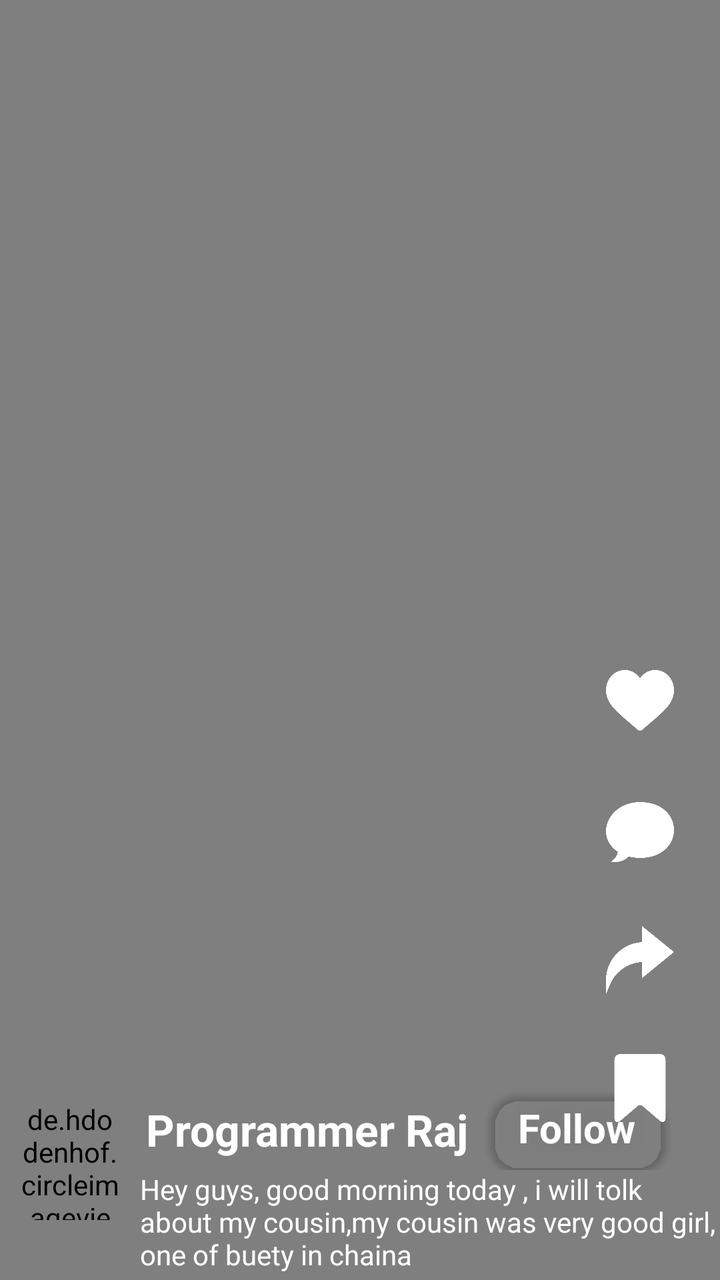
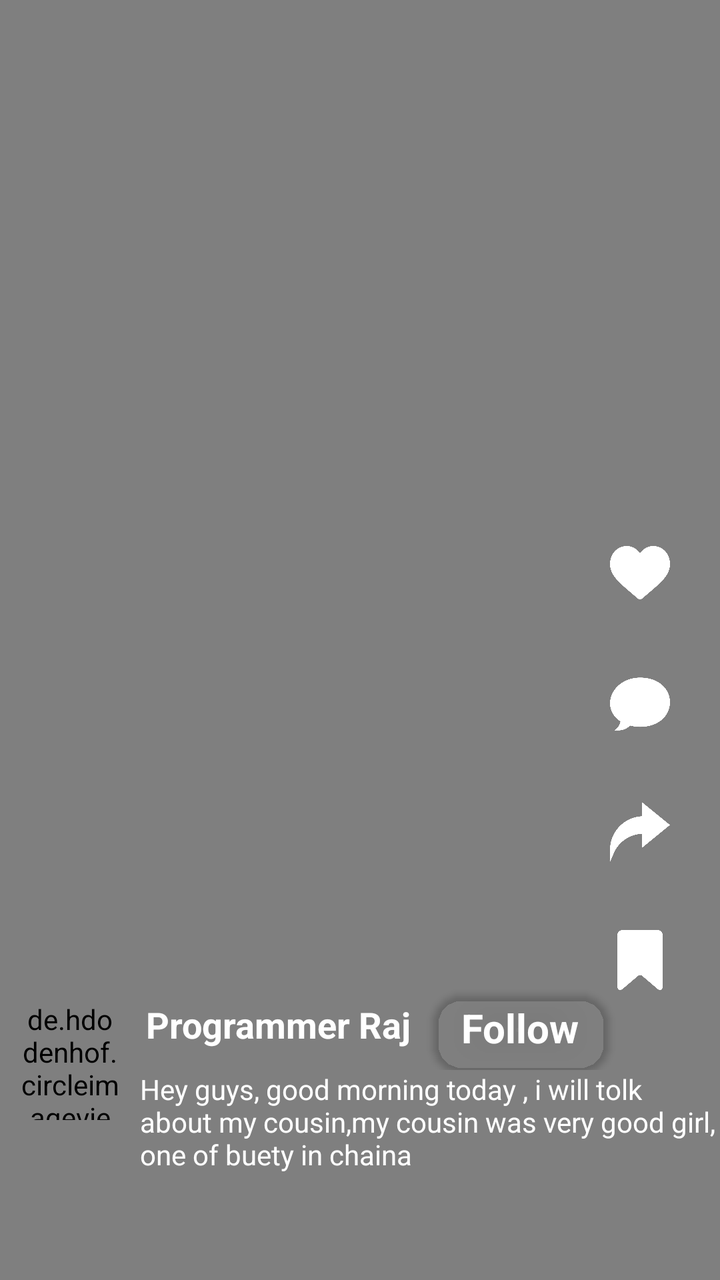

Screens rendered from an Android XML layout before and after an edit, with the pre-edit source and the edit as a unified diff.
<!-- AndroidManifest.xml: application theme Theme.ViewPager -->
<!-- res/layout/each_video.xml -->
<?xml version="1.0" encoding="utf-8"?>
<RelativeLayout xmlns:android="http://schemas.android.com/apk/res/android"
    xmlns:app="http://schemas.android.com/apk/res-auto"
    xmlns:tools="http://schemas.android.com/tools"
    android:layout_width="match_parent"
    android:orientation="vertical"
    android:layout_height="match_parent"
    >

    <VideoView
        android:layout_alignParentStart="true"
        android:id="@+id/videoView"
        android:layout_width="match_parent"
        android:layout_height="match_parent"
         />



    <LinearLayout
        android:layout_width="match_parent"
        android:layout_height="100dp"
        android:layout_alignParentBottom="true"
        android:orientation="horizontal">

        <LinearLayout
            android:layout_width="70dp"
            android:layout_height="match_parent"
            android:orientation="vertical"
            >

            <de.hdodenhof.circleimageview.CircleImageView
                android:layout_width="70dp"
                android:padding="10dp"
                android:layout_height="80dp"
                android:src="@drawable/raj" />

        </LinearLayout>

        <LinearLayout
            android:layout_width="match_parent"
            android:orientation="vertical"
            android:layout_height="match_parent">
            <LinearLayout
                android:layout_width="match_parent"
                android:layout_height="wrap_content"
                android:orientation="horizontal"
                >

                <TextView
                    android:layout_width="wrap_content"
                    android:layout_height="wrap_content"
                    android:layout_marginStart="3dp"
                    android:layout_marginTop="10dp"
                    android:text="Programmer Raj"
                    android:textColor="@color/white"
                    android:textSize="22dp"
                    android:textStyle="bold" />

                <androidx.cardview.widget.CardView
                    android:id="@+id/follow_Card"
                    android:clickable="true"
                    android:foreground="?attr/selectableItemBackground"
                    android:layout_width="wrap_content"
                    android:layout_height="40dp"
                    android:layout_marginStart="10dp"
                    android:layout_marginTop="5dp"
                    android:backgroundTint="@android:color/transparent"
                    app:cardCornerRadius="15dp"
                    >
                    <LinearLayout
                        android:layout_marginStart="15dp"
                        android:layout_marginEnd="15dp"
                        android:layout_gravity="center"
                        android:gravity="center"
                        android:layout_marginTop="5dp"
                        android:layout_marginBottom="4dp"
                        android:layout_width="wrap_content"
                        android:layout_height="match_parent"
                        >
                        <TextView
                            android:id="@+id/tvFollow"
                            android:layout_width="match_parent"
                            android:layout_height="match_parent"
                            android:text="Follow"
                            android:textSize="20dp"
                            android:textStyle="bold"
                            android:textColor="@color/white"
                            />

                    </LinearLayout>


                </androidx.cardview.widget.CardView>

            </LinearLayout>

           <TextView
               android:layout_width="match_parent"
               android:layout_height="wrap_content"
               android:lines="3"
               android:textColor="@color/white"
               android:text="Hey guys, good morning today ,
i will tolk about my cousin,my cousin was very good girl,
 one of buety in chaina"
               android:ellipsize="end"/>
        </LinearLayout>

    </LinearLayout>

    <LinearLayout
        android:layout_alignParentRight="true"
        android:layout_width="60dp"
        android:weightSum="10"
        android:layout_marginEnd="10dp"
        android:layout_height="match_parent"
        android:orientation="vertical"
        >
        <View
            android:layout_width="match_parent"
            android:layout_height="0dp"
            android:layout_weight="5"
            />
        <ImageView
            android:clickable="true"
            android:foreground="?attr/selectableItemBackground"
            android:id="@+id/likeImg"
            android:layout_width="match_parent"
            android:layout_weight="1"
            android:padding="13dp"
            android:layout_height="0dp"
            android:src="@drawable/heart_white"
            />
        <ImageView
            android:clickable="true"
            android:foreground="?attr/selectableItemBackground"

            android:id="@+id/commentImg"
            android:padding="13dp"
            android:layout_width="match_parent"
            android:layout_weight="1"
            android:layout_height="0dp"
            android:src="@drawable/comment"
            />
        <ImageView
            android:clickable="true"
            android:foreground="?attr/selectableItemBackground"

            android:id="@+id/shareImg"
            android:padding="13dp"
            android:layout_width="match_parent"
            android:layout_weight="1"
            android:layout_height="0dp"
            android:src="@drawable/share_white"
            />
        <ImageView
            android:clickable="true"
            android:foreground="?attr/selectableItemBackground"

            android:id="@+id/bookmarkImg"
            android:padding="13dp"
            android:layout_width="match_parent"
            android:layout_weight="1"
            android:layout_height="0dp"
            android:src="@drawable/bookmark_white"
            />
    </LinearLayout>


</RelativeLayout>
<!-- resources referenced by this layout -->
<resources>
  <color name="white">#FFFFFFFF</color>
  <!-- drawable bookmark_white: png bitmap (drawable, 6584 bytes) -->
  <!-- drawable comment: png bitmap (drawable, 10267 bytes) -->
  <!-- drawable heart_white: png bitmap (drawable, 10998 bytes) -->
  <!-- drawable raj: png bitmap (drawable, 328921 bytes) -->
  <!-- drawable share_white: png bitmap (drawable, 10788 bytes) -->
  <style name="Theme.ViewPager" parent="Base.Theme.ViewPager" />
  <style name="Base.Theme.ViewPager" parent="Theme.Material3.DayNight.NoActionBar">
          
          
      </style>
</resources>

<!-- the commit's change to res/layout/each_video.xml (unified diff, before → after) -->
@@ -18,7 +18,7 @@
 
     <LinearLayout
         android:layout_width="match_parent"
-        android:layout_height="100dp"
+        android:layout_height="150dp"
         android:layout_alignParentBottom="true"
         android:orientation="horizontal">
 
@@ -53,7 +53,7 @@
                     android:layout_marginTop="10dp"
                     android:text="Programmer Raj"
                     android:textColor="@color/white"
-                    android:textSize="22dp"
+                    android:textSize="18dp"
                     android:textStyle="bold" />
 
                 <androidx.cardview.widget.CardView
@@ -118,7 +118,7 @@ i will tolk about my cousin,my cousin was very good girl,
         <View
             android:layout_width="match_parent"
             android:layout_height="0dp"
-            android:layout_weight="5"
+            android:layout_weight="4"
             />
         <ImageView
             android:clickable="true"
@@ -126,16 +126,15 @@ i will tolk about my cousin,my cousin was very good girl,
             android:id="@+id/likeImg"
             android:layout_width="match_parent"
             android:layout_weight="1"
-            android:padding="13dp"
+            android:padding="15dp"
             android:layout_height="0dp"
             android:src="@drawable/heart_white"
             />
         <ImageView
             android:clickable="true"
             android:foreground="?attr/selectableItemBackground"
-
             android:id="@+id/commentImg"
-            android:padding="13dp"
+            android:padding="15dp"
             android:layout_width="match_parent"
             android:layout_weight="1"
             android:layout_height="0dp"
@@ -144,20 +143,19 @@ i will tolk about my cousin,my cousin was very good girl,
         <ImageView
             android:clickable="true"
             android:foreground="?attr/selectableItemBackground"
-
             android:id="@+id/shareImg"
-            android:padding="13dp"
+            android:padding="15dp"
             android:layout_width="match_parent"
             android:layout_weight="1"
             android:layout_height="0dp"
             android:src="@drawable/share_white"
             />
+
         <ImageView
             android:clickable="true"
             android:foreground="?attr/selectableItemBackground"
-
             android:id="@+id/bookmarkImg"
-            android:padding="13dp"
+            android:padding="15dp"
             android:layout_width="match_parent"
             android:layout_weight="1"
             android:layout_height="0dp"
